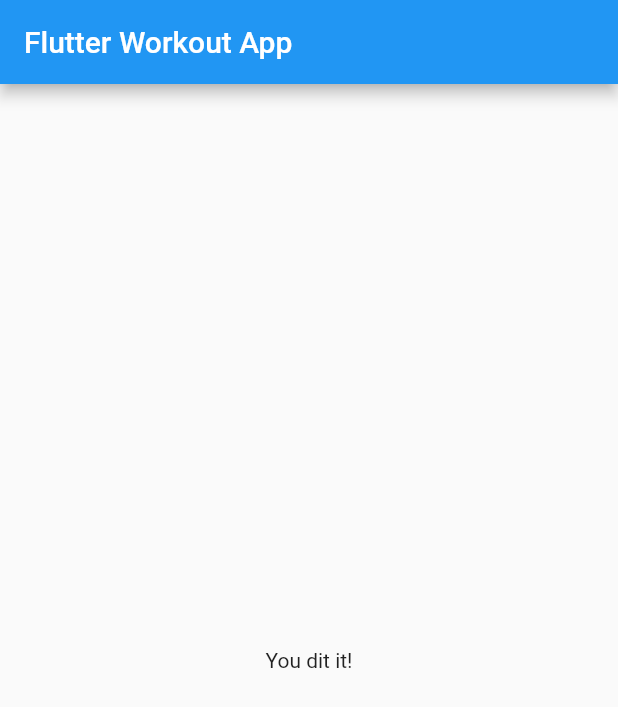
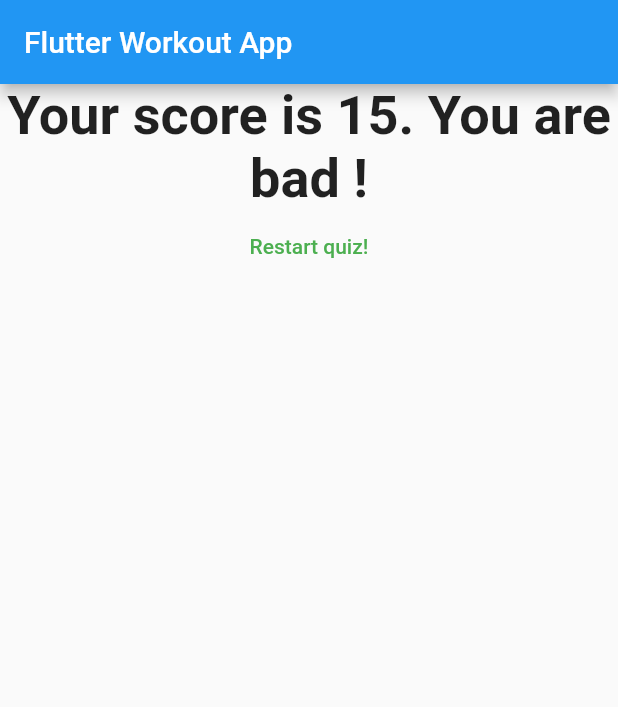
Before and after one commit to mehmetyilmaz001/flutter_work, a Flutter app: the screen it shows after launch, after a tap on "Black", after a tap on "Dog", on a phone screen of 412 x 824 dp. Shown: the top 707 px of the screen. Run offline on Flutter 3.47's test engine with Material 2 defaults, Android fonts, the phone set to English and light mode, and no system bars.

Commit message:
splitting into widgets

```diff
--- a/lib/main.dart
+++ b/lib/main.dart
@@ -1,6 +1,7 @@
 import 'package:flutter/material.dart';
-import './question.dart';
-import './answer.dart';
+
+import './quiz.dart';
+import './result.dart';
 
 void main() => runApp(MyApp());
 
@@ -13,25 +14,45 @@ class MyApp extends StatefulWidget {
 
 class _MyAppState extends State<MyApp> {
   var _questionIndex = 0;
-  final questions = [
+  var _totalScore = 0;
+  final _questions = [
     {
       'questionText': 'What\'s your favourite color?',
-      'answers': ['Black', 'Red', 'Green']
+      'answers': [
+        {'text': 'Black', 'score': 10},
+        {'text': 'Red', 'score': 5},
+        {'text': 'Green', 'score': 1}
+      ]
     },
     {
       'questionText': 'Whats\'s your favourite animal?',
-      'answers': ['Cat', 'Dog', 'Bird']
+      'answers': [
+        {'text': 'Cat', 'score': 10},
+        {'text': 'Dog', 'score': 5},
+        {'text': 'Bird', 'score': 1}
+      ]
     },
   ];
 
-  void _onAnswerQuestion() {
+  void _resetQuiz(){
+    setState(() {
+      _questionIndex = 0;
+      _totalScore = 0;
+    });
+
+  }
+
+  void _onAnswerQuestion(int score) {
+
+
     setState(() {
       _questionIndex = _questionIndex + 1;
+      _totalScore += score;
     });
 
     print(_questionIndex);
 
-    if (_questionIndex < questions.length) {
+    if (_questionIndex < _questions.length) {
       print('We have more questions!');
     } else {
       print('No more questions!');
@@ -45,19 +66,13 @@ class _MyAppState extends State<MyApp> {
         appBar: AppBar(
           title: Text('Flutter Workout App'),
         ),
-        body: _questionIndex < questions.length
-            ? Column(
-                children: [
-                  Question(questions[_questionIndex]['questionText']),
-                  ...(questions[_questionIndex]['answers'] as List<String>)
-                      .map((answer) {
-                    return Answer(_onAnswerQuestion, answer);
-                  }).toList(),
-                ],
+        body: _questionIndex < _questions.length
+            ? Quiz(
+                answerQuestion: _onAnswerQuestion,
+                questionIndex: _questionIndex,
+                questions: _questions,
               )
-            : Center(
-                child: Text('You dit it!'),
-              ),
+            : Result(_totalScore, _resetQuiz),
       ),
     ));
   }
--- /dev/null
+++ b/lib/quiz.dart
@@ -0,0 +1,31 @@
+import 'package:flutter/material.dart';
+import './answer.dart';
+import './question.dart';
+
+class Quiz extends StatelessWidget {
+  final List<Map<String, Object>> questions;
+  final Function answerQuestion;
+  final int questionIndex;
+
+  Quiz(
+      {@required this.questions,
+      @required this.answerQuestion,
+      @required this.questionIndex});
+
+
+
+
+  @override
+  Widget build(BuildContext context) {
+    print(questions);
+    return Column(
+      children: [
+        Question(questions[questionIndex]['questionText']),
+        ...(questions[questionIndex]['answers'] as List<Map<String, Object>>)
+            .map((answer) {
+          return Answer(() => answerQuestion(answer['score']), answer['text']);
+        }).toList(),
+      ],
+    );
+  }
+}
--- /dev/null
+++ b/lib/result.dart
@@ -0,0 +1,36 @@
+import 'package:flutter/material.dart';
+
+class Result extends StatelessWidget {
+  final int resultScore;
+  final Function resetHandler;
+
+  Result(this.resultScore, this.resetHandler);
+
+  String get resultPhrase {
+    var resultText = 'You dit it!';
+
+    if (resultScore == 20) {
+      resultText = 'You are awsome and innocent!';
+    } else if (resultScore <= 10) {
+      resultText = 'Pretty likeable!';
+    } else {
+      resultText = 'You are bad !';
+    }
+    return 'Your score is ' + resultScore.toString() + '. ' + resultText;
+  }
+
+  @override
+  Widget build(BuildContext context) {
+    return Center(
+        child: Column(
+      children: <Widget>[
+        Text(
+          resultPhrase,
+          textAlign: TextAlign.center,
+          style: TextStyle(fontSize: 36, fontWeight: FontWeight.bold),
+        ),
+        FlatButton(child: Text('Restart quiz!'), onPressed: resetHandler, textColor: Colors.green,)
+      ],
+    ));
+  }
+}
--- a/pubspec.yaml
+++ b/pubspec.yaml
@@ -14,7 +14,7 @@ description: A new Flutter project.
 version: 1.0.0+1
 
 environment:
-  sdk: ">=2.1.0 <3.0.0"
+  sdk: ">=2.2.2 <3.0.0"
 
 dependencies:
   flutter:
```
Also changed, not shown: 5 other files.
